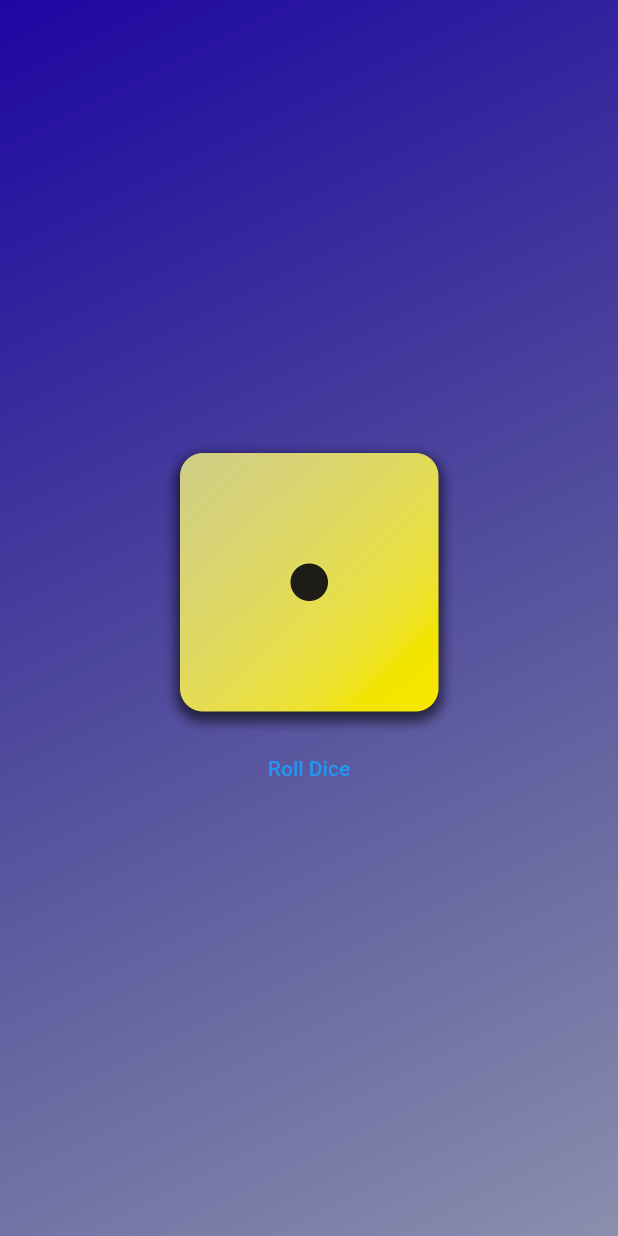
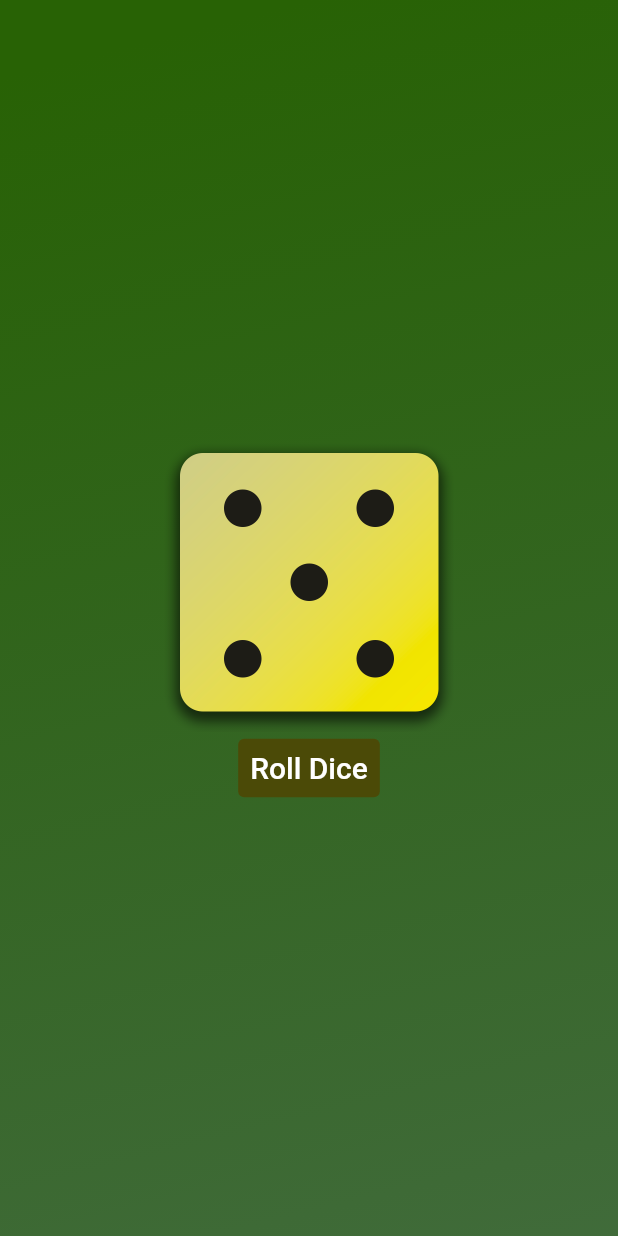
Before and after one commit to Chosen2730/diceApp, a Flutter app: the screen it shows after launch, after a tap on "Roll Dice", on a phone screen of 412 x 824 dp. Run offline on Flutter 3.47's test engine with Material 2 defaults, Android fonts, the phone set to English and light mode, and no system bars.

Commit message:
finished the dice roll app

```diff
--- /dev/null
+++ b/lib/container.dart
@@ -0,0 +1,23 @@
+import 'package:first_app/dice_roller.dart';
+import 'package:flutter/material.dart';
+
+class GradientContainer extends StatelessWidget {
+  const GradientContainer({super.key});
+
+  @override
+  Widget build(context) {
+    return Container(
+      decoration: const BoxDecoration(
+        gradient: LinearGradient(
+          begin: Alignment.topCenter,
+          end: Alignment.bottomRight,
+          colors: [
+            Color.fromARGB(255, 40, 98, 5),
+            Color.fromARGB(199, 12, 67, 4)
+          ],
+        ),
+      ),
+      child: Center(child: DiceRoller()),
+    );
+  }
+}
--- /dev/null
+++ b/lib/dice_roller.dart
@@ -0,0 +1,46 @@
+import 'dart:math';
+
+import 'package:flutter/material.dart';
+
+class DiceRoller extends StatefulWidget {
+  const DiceRoller({super.key});
+
+  @override
+  State<DiceRoller> createState() {
+    return _DiceRoller();
+  }
+}
+
+var diceCount = 1;
+final randomizer = Random();
+
+class _DiceRoller extends State<DiceRoller> {
+  void rollDice() {
+    setState(() {
+      diceCount = randomizer.nextInt(6) + 1;
+    });
+  }
+
+  @override
+  Widget build(context) {
+    return Column(
+      mainAxisAlignment: MainAxisAlignment.center,
+      children: [
+        Image.asset(
+          'assets/images/dice-$diceCount.png',
+          width: 200,
+        ),
+        TextButton(
+          style: const ButtonStyle(
+              backgroundColor:
+                  MaterialStatePropertyAll(Color.fromARGB(255, 75, 74, 7))),
+          onPressed: rollDice,
+          child: const Text(
+            "Roll Dice",
+            style: TextStyle(color: Colors.white, fontSize: 20),
+          ),
+        )
+      ],
+    );
+  }
+}
--- a/lib/gradient_container.dart
+++ /dev/null
@@ -1,42 +0,0 @@
-import "package:flutter/material.dart";
-
-class GradientContainer extends StatelessWidget {
-  const GradientContainer(this.colors, {super.key});
-  final List<Color> colors;
-
-  @override
-  Widget build(context) {
-    return Container(
-        decoration: BoxDecoration(
-          gradient: LinearGradient(
-            colors: colors,
-            begin: Alignment.topLeft,
-            end: Alignment.bottomRight,
-          ),
-        ),
-        child: const CenterWrap("Hello World"));
-  }
-}
-
-class CenterWrap extends StatelessWidget {
-  const CenterWrap(this.text, {super.key});
-  final String text;
-  void rollDice() {
-    //...
-  }
-
-  @override
-  Widget build(context) {
-    return Center(
-        child: Column(
-      mainAxisSize: MainAxisSize.min,
-      children: [
-        Image.asset(
-          'assets/images/dice-1.png',
-          width: 200,
-        ),
-        TextButton(onPressed: rollDice, child: const Text("Roll Dice"))
-      ],
-    ));
-  }
-}
--- a/lib/main.dart
+++ b/lib/main.dart
@@ -1,14 +1,10 @@
-import 'package:first_app/gradient_container.dart';
+import 'package:first_app/container.dart';
 import 'package:flutter/material.dart';
 
 void main() {
-  runApp(
-    const MaterialApp(
-      home: Scaffold(
-          body: GradientContainer([
-        Color.fromARGB(255, 30, 6, 163),
-        Color.fromARGB(115, 4, 12, 82)
-      ])),
+  runApp(const MaterialApp(
+    home: Scaffold(
+      body: GradientContainer(),
     ),
-  );
+  ));
 }
```
Also changed, not shown: final/dice_roller.dart (added, +44 -0 lines), final/gradient_container.dart (added, +32 -0 lines), final/main.dart (added, +15 -0 lines).
